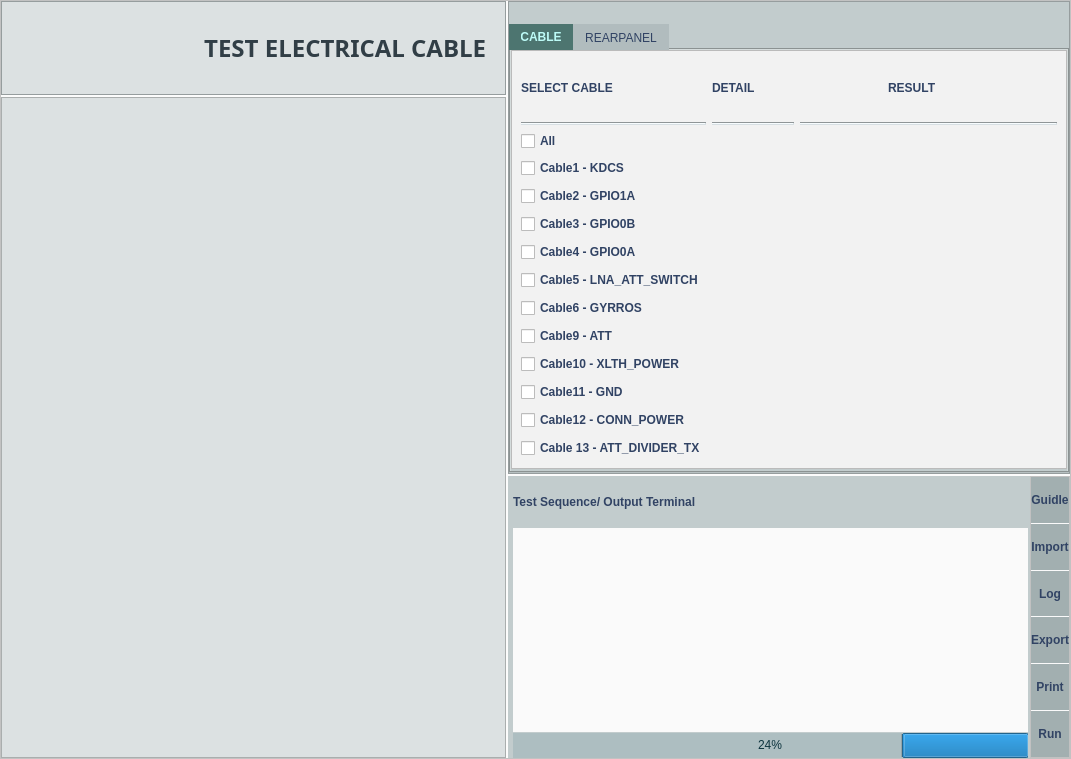
phandinhbacptit/ARS-Testing, file testelectriccable.ui: the form before one commit.
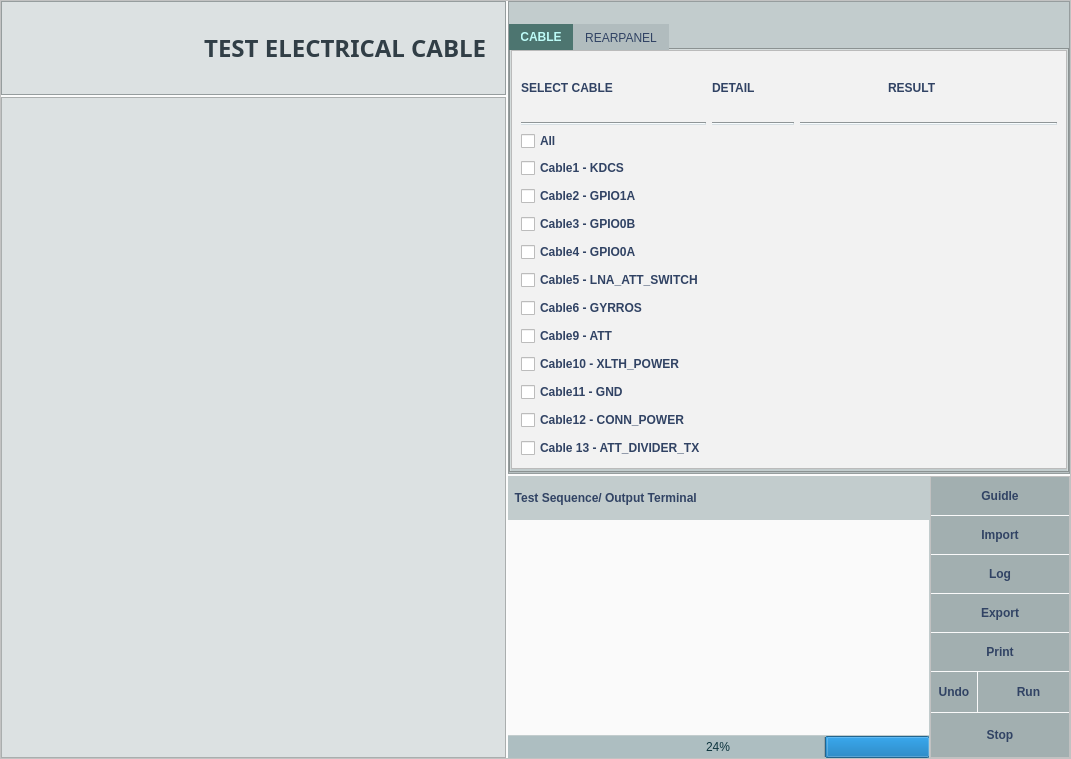
The form after the commit. The open tabs and pages were chosen to show the change. Icons and pictures are not drawn.

Diff of the .ui file:
```diff
--- a/testelectriccable.ui
+++ b/testelectriccable.ui
@@ -88,8 +88,8 @@
            <widget class="QLabel" name="label_115">
             <property name="geometry">
              <rect>
-              <x>9</x>
-              <y>40</y>
+              <x>0</x>
+              <y>30</y>
               <width>409</width>
               <height>606</height>
              </rect>
@@ -5335,9 +5335,9 @@
         <property name="midLineWidth">
          <number>0</number>
         </property>
-        <layout class="QGridLayout" name="gridLayout_8" rowstretch="2,8,1">
+        <layout class="QGridLayout" name="gridLayout_11" rowstretch="2,10,1" columnstretch="3,1">
          <property name="leftMargin">
-          <number>5</number>
+          <number>0</number>
          </property>
          <property name="topMargin">
           <number>0</number>
@@ -5348,69 +5348,13 @@
          <property name="bottomMargin">
           <number>0</number>
          </property>
-         <property name="horizontalSpacing">
-          <number>2</number>
-         </property>
-         <property name="verticalSpacing">
+         <property name="spacing">
           <number>1</number>
          </property>
          <item row="0" column="0">
           <widget class="QLabel" name="label_114">
            <property name="text">
-            <string>Test Sequence/ Output Terminal</string>
-           </property>
-          </widget>
-         </item>
-         <item row="1" column="0">
-          <widget class="QFrame" name="frame_4">
-           <property name="styleSheet">
-            <string notr="true">QFrame
-{
-font: 87 10pt &quot;Sans&quot;; 
-font:bold;
- background-color: rgb(250, 250, 250); 
-color: rgb(49, 67, 100);
-border:none;
-}</string>
-           </property>
-           <property name="frameShape">
-            <enum>QFrame::StyledPanel</enum>
-           </property>
-           <property name="frameShadow">
-            <enum>QFrame::Raised</enum>
-           </property>
-          </widget>
-         </item>
-         <item row="2" column="0">
-          <widget class="QProgressBar" name="progressBar">
-           <property name="sizePolicy">
-            <sizepolicy hsizetype="Expanding" vsizetype="Preferred">
-             <horstretch>0</horstretch>
-             <verstretch>0</verstretch>
-            </sizepolicy>
-           </property>
-           <property name="styleSheet">
-            <string notr="true">background-color:rgba(97, 137, 147, 55);
-font: 8pt &quot;Waree&quot;;
-color: rgb(13, 52, 62);
-border: none;
-outline: none;
-</string>
-           </property>
-           <property name="value">
-            <number>24</number>
-           </property>
-           <property name="alignment">
-            <set>Qt::AlignCenter</set>
-           </property>
-           <property name="textVisible">
-            <bool>true</bool>
-           </property>
-           <property name="orientation">
-            <enum>Qt::Horizontal</enum>
-           </property>
-           <property name="invertedAppearance">
-            <bool>true</bool>
+            <string>  Test Sequence/ Output Terminal</string>
            </property>
           </widget>
          </item>
@@ -5419,7 +5363,7 @@
            <property name="sizePolicy">
             <sizepolicy hsizetype="Preferred" vsizetype="Preferred">
              <horstretch>0</horstretch>
-             <verstretch>0</verstretch>
+             <verstretch>30</verstretch>
             </sizepolicy>
            </property>
            <property name="styleSheet">
@@ -5437,7 +5381,7 @@
            <property name="frameShadow">
             <enum>QFrame::Raised</enum>
            </property>
-           <layout class="QGridLayout" name="gridLayout_11">
+           <layout class="QGridLayout" name="gridLayout_10">
             <property name="leftMargin">
              <number>0</number>
             </property>
@@ -5450,100 +5394,9 @@
             <property name="bottomMargin">
              <number>0</number>
             </property>
-            <property name="horizontalSpacing">
-             <number>0</number>
-            </property>
-            <property name="verticalSpacing">
+            <property name="spacing">
              <number>1</number>
             </property>
-            <item row="1" column="0">
-             <widget class="QPushButton" name="btnImportCte">
-              <property name="sizePolicy">
-               <sizepolicy hsizetype="Minimum" vsizetype="Preferred">
-                <horstretch>0</horstretch>
-                <verstretch>30</verstretch>
-               </sizepolicy>
-              </property>
-              <property name="styleSheet">
-               <string notr="true">QPushButton
-{
-border-color: rgb(49, 67, 100);
-color: rgb(49,67,100);
-background-color: rgb(162,175,176); 
-font: 87 10pt &quot;Myriad Pro&quot;;
-font:bold;
-outline:none;
-border:none;
-}
-QPushButton::hover
-{
-   background-color:rgba(146,165,201);
-  	border:none;
-  	outline:none;
-}</string>
-              </property>
-              <property name="text">
-               <string>Import</string>
-              </property>
-              <property name="icon">
-               <iconset resource="resources.qrc">
-                <normaloff>:/Test/images/button/import_icon.png</normaloff>:/Test/images/button/import_icon.png</iconset>
-              </property>
-              <property name="iconSize">
-               <size>
-                <width>20</width>
-                <height>20</height>
-               </size>
-              </property>
-              <property name="flat">
-               <bool>false</bool>
-              </property>
-             </widget>
-            </item>
-            <item row="5" column="0">
-             <widget class="QPushButton" name="btnRunCte">
-              <property name="sizePolicy">
-               <sizepolicy hsizetype="Minimum" vsizetype="Preferred">
-                <horstretch>0</horstretch>
-                <verstretch>30</verstretch>
-               </sizepolicy>
-              </property>
-              <property name="styleSheet">
-               <string notr="true">QPushButton
-{
-border-color: rgb(49, 67, 100);
-color: rgb(49,67,100);
-background-color: rgb(162,175,176); 
-font: 87 10pt &quot;Myriad Pro&quot;;
-font:bold;
-outline:none;
-border:none;
-}
-QPushButton::hover
-{
-   background-color:rgba(146,165,201);
-  	border:none;
-  	outline:none;
-}</string>
-              </property>
-              <property name="text">
-               <string>Run</string>
-              </property>
-              <property name="icon">
-               <iconset resource="resources.qrc">
-                <normaloff>:/Test/images/button/start_icon_3.png</normaloff>:/Test/images/button/start_icon_3.png</iconset>
-              </property>
-              <property name="iconSize">
-               <size>
-                <width>20</width>
-                <height>20</height>
-               </size>
-              </property>
-              <property name="flat">
-               <bool>false</bool>
-              </property>
-             </widget>
-            </item>
             <item row="0" column="0">
              <widget class="QPushButton" name="btnGuidleCte">
               <property name="sizePolicy">
@@ -5588,8 +5441,8 @@
               </property>
              </widget>
             </item>
-            <item row="4" column="0">
-             <widget class="QPushButton" name="btnPrintCte">
+            <item row="1" column="0">
+             <widget class="QPushButton" name="btnImportCte">
               <property name="sizePolicy">
                <sizepolicy hsizetype="Minimum" vsizetype="Preferred">
                 <horstretch>0</horstretch>
@@ -5615,11 +5468,55 @@
 }</string>
               </property>
               <property name="text">
-               <string>Print</string>
+               <string>Import</string>
               </property>
               <property name="icon">
                <iconset resource="resources.qrc">
-                <normaloff>:/Test/images/button/print-icon.png</normaloff>:/Test/images/button/print-icon.png</iconset>
+                <normaloff>:/Test/images/button/import_icon.png</normaloff>:/Test/images/button/import_icon.png</iconset>
+              </property>
+              <property name="iconSize">
+               <size>
+                <width>20</width>
+                <height>20</height>
+               </size>
+              </property>
+              <property name="flat">
+               <bool>false</bool>
+              </property>
+             </widget>
+            </item>
+            <item row="2" column="0">
+             <widget class="QPushButton" name="btnLogCte">
+              <property name="sizePolicy">
+               <sizepolicy hsizetype="Minimum" vsizetype="Preferred">
+                <horstretch>0</horstretch>
+                <verstretch>30</verstretch>
+               </sizepolicy>
+              </property>
+              <property name="styleSheet">
+               <string notr="true">QPushButton
+{
+border-color: rgb(49, 67, 100);
+color: rgb(49,67,100);
+background-color: rgb(162,175,176); 
+font: 87 10pt &quot;Myriad Pro&quot;;
+font:bold;
+outline:none;
+border:none;
+}
+QPushButton::hover
+{
+   background-color:rgba(146,165,201);
+  	border:none;
+  	outline:none;
+}</string>
+              </property>
+              <property name="text">
+               <string>Log</string>
+              </property>
+              <property name="icon">
+               <iconset resource="resources.qrc">
+                <normaloff>:/Test/images/button/log_icon.png</normaloff>:/Test/images/button/log_icon.png</iconset>
               </property>
               <property name="iconSize">
                <size>
@@ -5679,8 +5576,8 @@
               </property>
              </widget>
             </item>
-            <item row="2" column="0">
-             <widget class="QPushButton" name="btnLogCte">
+            <item row="4" column="0">
+             <widget class="QPushButton" name="btnPrintCte">
               <property name="sizePolicy">
                <sizepolicy hsizetype="Minimum" vsizetype="Preferred">
                 <horstretch>0</horstretch>
@@ -5706,7 +5603,7 @@
 }</string>
               </property>
               <property name="text">
-               <string>Log</string>
+               <string>Print</string>
               </property>
               <property name="icon">
                <iconset resource="resources.qrc">
@@ -5723,9 +5620,210 @@
               </property>
              </widget>
             </item>
+            <item row="5" column="0">
+             <layout class="QGridLayout" name="gridLayout_8" columnstretch="1,2">
+              <property name="spacing">
+               <number>1</number>
+              </property>
+              <item row="0" column="0">
+               <widget class="QPushButton" name="btnUndoCte">
+                <property name="sizePolicy">
+                 <sizepolicy hsizetype="Preferred" vsizetype="Preferred">
+                  <horstretch>40</horstretch>
+                  <verstretch>40</verstretch>
+                 </sizepolicy>
+                </property>
+                <property name="minimumSize">
+                 <size>
+                  <width>0</width>
+                  <height>30</height>
+                 </size>
+                </property>
+                <property name="styleSheet">
+                 <string notr="true">QPushButton
+{
+border-color: rgb(49, 67, 100);
+color: rgb(49,67,100);
+background-color: rgb(162,175,176); 
+font: 87 8pt &quot;Myriad Pro&quot;;
+font:bold;
+outline:none;
+border:none;
+}
+QPushButton::hover
+{
+   background-color:rgba(146,165,201);
+  	border:none;
+  	outline:none;
+}</string>
+                </property>
+                <property name="text">
+                 <string>Undo</string>
+                </property>
+                <property name="icon">
+                 <iconset resource="resources.qrc">
+                  <normaloff>:/Test/images/button/back_icon.png</normaloff>:/Test/images/button/back_icon.png</iconset>
+                </property>
+                <property name="iconSize">
+                 <size>
+                  <width>20</width>
+                  <height>20</height>
+                 </size>
+                </property>
+               </widget>
+              </item>
+              <item row="0" column="1">
+               <widget class="QPushButton" name="btnRunCte">
+                <property name="sizePolicy">
+                 <sizepolicy hsizetype="Preferred" vsizetype="Preferred">
+                  <horstretch>0</horstretch>
+                  <verstretch>40</verstretch>
+                 </sizepolicy>
+                </property>
+                <property name="minimumSize">
+                 <size>
+                  <width>0</width>
+                  <height>40</height>
+                 </size>
+                </property>
+                <property name="styleSheet">
+                 <string notr="true">QPushButton
+{
+border-color: rgb(49, 67, 100);
+color: rgb(49,67,100);
+background-color: rgb(162,175,176); 
+font: 87 8pt &quot;Myriad Pro&quot;;
+font:bold;
+outline:none;
+border:none;
+}
+QPushButton::hover
+{
+   background-color:rgba(146,165,201);
+  	border:none;
+  	outline:none;
+}</string>
+                </property>
+                <property name="text">
+                 <string>   Run</string>
+                </property>
+                <property name="icon">
+                 <iconset resource="resources.qrc">
+                  <normaloff>:/Test/images/button/start_icon_3.png</normaloff>:/Test/images/button/start_icon_3.png</iconset>
+                </property>
+                <property name="iconSize">
+                 <size>
+                  <width>20</width>
+                  <height>20</height>
+                 </size>
+                </property>
+                <property name="flat">
+                 <bool>false</bool>
+                </property>
+               </widget>
+              </item>
+             </layout>
+            </item>
+            <item row="6" column="0">
+             <widget class="QPushButton" name="btnStopCte">
+              <property name="enabled">
+               <bool>false</bool>
+              </property>
+              <property name="sizePolicy">
+               <sizepolicy hsizetype="Minimum" vsizetype="Preferred">
+                <horstretch>0</horstretch>
+                <verstretch>35</verstretch>
+               </sizepolicy>
+              </property>
+              <property name="styleSheet">
+               <string notr="true">QPushButton
+{
+border-color: rgb(49, 67, 100);
+color: rgb(49,67,100);
+background-color: rgb(162,175,176); 
+font: 87 10pt &quot;Myriad Pro&quot;;
+font:bold;
+outline:none;
+border:none;
+}
+QPushButton::hover
+{
+   background-color:rgba(146,165,201);
+  	border:none;
+  	outline:none;
+}</string>
+              </property>
+              <property name="text">
+               <string>Stop</string>
+              </property>
+              <property name="icon">
+               <iconset resource="resources.qrc">
+                <normaloff>:/Test/images/button/Stop_icon.png</normaloff>:/Test/images/button/Stop_icon.png</iconset>
+              </property>
+              <property name="iconSize">
+               <size>
+                <width>30</width>
+                <height>30</height>
+               </size>
+              </property>
+             </widget>
+            </item>
            </layout>
           </widget>
          </item>
+         <item row="1" column="0">
+          <widget class="QFrame" name="frame_4">
+           <property name="styleSheet">
+            <string notr="true">QFrame
+{
+font: 87 10pt &quot;Sans&quot;; 
+font:bold;
+ background-color: rgb(250, 250, 250); 
+color: rgb(49, 67, 100);
+border:none;
+}</string>
+           </property>
+           <property name="frameShape">
+            <enum>QFrame::StyledPanel</enum>
+           </property>
+           <property name="frameShadow">
+            <enum>QFrame::Raised</enum>
+           </property>
+          </widget>
+         </item>
+         <item row="2" column="0">
+          <widget class="QProgressBar" name="progressBar">
+           <property name="sizePolicy">
+            <sizepolicy hsizetype="Expanding" vsizetype="Preferred">
+             <horstretch>0</horstretch>
+             <verstretch>0</verstretch>
+            </sizepolicy>
+           </property>
+           <property name="styleSheet">
+            <string notr="true">background-color:rgba(97, 137, 147, 55);
+font: 8pt &quot;Waree&quot;;
+color: rgb(13, 52, 62);
+border: none;
+outline: none;
+</string>
+           </property>
+           <property name="value">
+            <number>24</number>
+           </property>
+           <property name="alignment">
+            <set>Qt::AlignCenter</set>
+           </property>
+           <property name="textVisible">
+            <bool>true</bool>
+           </property>
+           <property name="orientation">
+            <enum>Qt::Horizontal</enum>
+           </property>
+           <property name="invertedAppearance">
+            <bool>true</bool>
+           </property>
+          </widget>
+         </item>
         </layout>
        </widget>
       </item>
```
Left out of the diff: 4 changed lines with no effect on the pictures.
